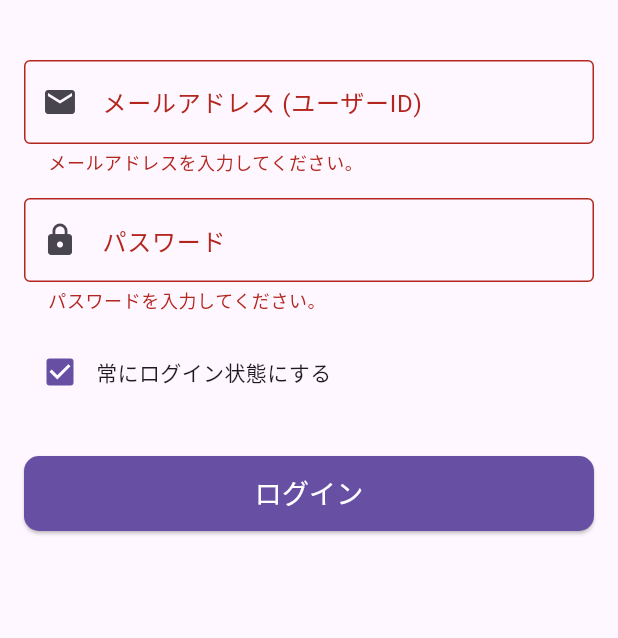
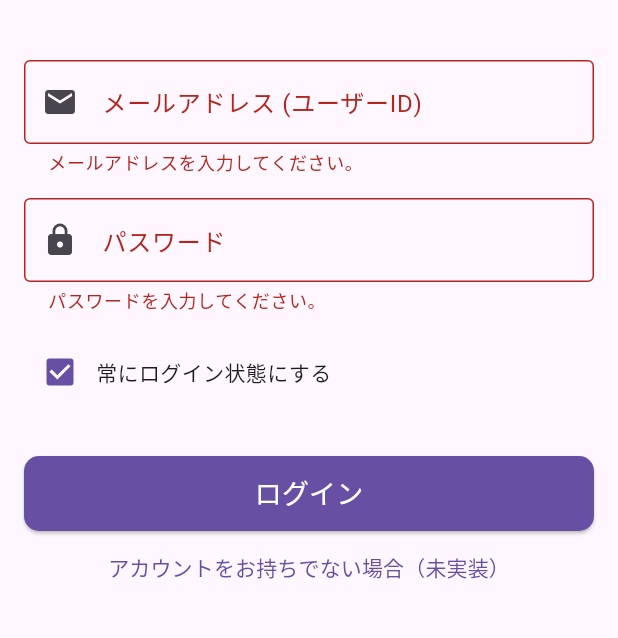
Before and after one commit to onpuuki/fujitake_app_new, a Flutter app: the screen it shows after launch, after a tap on "ログイン", on a phone screen of 412 x 824 dp, the part 159-797 px from its top. Run offline on Flutter 3.47's test engine with Material 3 defaults, Android fonts, the light colour scheme and no system bars; our stand-ins replace cloud_firestore, firebase_auth, firebase_core, firebase_storage, flutter_datetime_picker_plus, image_cropper and 2 more; accounts and stored records are empty.

Commit message:
単一ユーザでログイン成功

```diff
--- a/lib/main.dart
+++ b/lib/main.dart
@@ -29,36 +29,39 @@ void main() async {
 
     // ★重要★ FirebaseプロジェクトのAPIキー、App ID、Project IDをここに直接ハードコードしてください
     // Firebaseコンソールの「プロジェクトの設定」->「全般」タブで確認できます
-    const String firebaseApiKey = 'AIzaSyBgAG7G22KAdK-Ba0OdAJIo1VPH6fGI'; // あなたのAPIキー
-    const String firebaseAppId = '1:1072509148760:android:670e5b70d30f3674ca1db5'; // あなたのApp ID (Android)
+    const String firebaseApiKey = 'AIzaSyAbAg7G23kcAdX-Ba0odAJlo1iVlpH6fGI'; // あなたのAPIキー (google-services.jsonから確認)
+    const String firebaseAppId = '1:1072509148760:android:182d09a0b43612ef08342d'; // ★修正★ google-services.jsonのfujitake_app_newのmobilesdk_app_id
     const String firebaseMessagingSenderId = '1072509148760'; // あなたのMessaging Sender ID
     const String firebaseProjectId = 'fujitake-sumaho'; // あなたのProject ID
+    const String firebaseStorageBucket = 'fujitake-sumaho.appspot.com'; // あなたのStorage Bucket
 
 
     // Firebaseアプリを初期化
-    // FirebaseOptionsのすべての必須プロパティを明示的に指定し、DefaultFirebaseOptionsに依存しないようにする
+    // FirebaseOptionsのすべてのプロパティを、firebaseConfigから取得できる場合はそれを使用し、
+    // できない場合はハードコードした値またはnullを設定する
     await Firebase.initializeApp(
-      options: const FirebaseOptions( // const キーワードを追加してコンパイル時定数にする
-        apiKey: firebaseApiKey,
-        appId: firebaseAppId,
-        messagingSenderId: firebaseMessagingSenderId,
-        projectId: firebaseProjectId,
-        // 以下はnull許容型なので、明示的にnullを設定
-        authDomain: null, // Canvas環境ではnullで問題ないことが多い
-        databaseURL: null,
-        storageBucket: null,
-        measurementId: null,
+      options: FirebaseOptions(
+        apiKey: firebaseConfig['apiKey'] as String? ?? firebaseApiKey, // firebaseConfigから取得、なければハードコード
+        appId: firebaseConfig['appId'] as String? ?? firebaseAppId,   // firebaseConfigから取得、なければハードコード
+        messagingSenderId: firebaseConfig['messagingSenderId'] as String? ?? firebaseMessagingSenderId, // firebaseConfigから取得、なければハードコード
+        projectId: firebaseConfig['projectId'] as String? ?? firebaseProjectId, // firebaseConfigから取得、なければハードコード
+        authDomain: firebaseConfig['authDomain'] as String?,
+        databaseURL: firebaseConfig['databaseURL'] as String?,
+        storageBucket: firebaseConfig['storageBucket'] as String? ?? firebaseStorageBucket, // ★修正★ Storage Bucketをハードコード
+        measurementId: firebaseConfig['measurementId'] as String?,
       ),
     );
     print('Firebase initialized successfully.');
 
     // ログイン状態の永続化設定を読み込み、Firebase Authenticationに適用
-    final prefs = await SharedPreferences.getInstance();
-    final bool rememberMe = prefs.getBool('rememberMe') ?? true; // デフォルトはtrue
-    await FirebaseAuth.instance.setPersistence(
-      rememberMe ? Persistence.LOCAL : Persistence.SESSION, // NONEはセッション永続化なし
-    );
-    print('Firebase Authentication persistence set to: ${rememberMe ? "LOCAL" : "SESSION"}');
+    // ★setPersistence() はウェブプラットフォームのみでサポートされているため、ネイティブアプリでは削除します。
+    // ネイティブアプリではFirebase Authenticationがデフォルトで認証状態を永続化します。
+    // final prefs = await SharedPreferences.getInstance();
+    // final bool rememberMe = prefs.getBool('rememberMe') ?? true; // デフォルトはtrue
+    // await FirebaseAuth.instance.setPersistence(
+    //   rememberMe ? Persistence.LOCAL : Persistence.SESSION,
+    // );
+    // print('Firebase Authentication persistence set to: ${rememberMe ? "LOCAL" : "SESSION"}');
 
 
     // FirestoreServiceのユーザーIDを初期化する
--- a/lib/screens/login_screen.dart
+++ b/lib/screens/login_screen.dart
@@ -19,6 +19,10 @@ class _LoginScreenState extends State<LoginScreen> {
   bool _isLoading = false;
   bool _rememberMe = true; // 「常にログイン状態にする」チェックボックスの状態
 
+  // SharedPreferencesのキー
+  static const String _rememberMeKey = 'rememberMe';
+  static const String _lastLoggedInUserIdKey = 'lastLoggedInUserId'; // 最後にログインしたユーザーIDを保存するキー
+
   @override
   void initState() {
     super.initState();
@@ -29,14 +33,14 @@ class _LoginScreenState extends State<LoginScreen> {
   Future<void> _loadRememberMe() async {
     final prefs = await SharedPreferences.getInstance();
     setState(() {
-      _rememberMe = prefs.getBool('rememberMe') ?? true; // デフォルトはtrue
+      _rememberMe = prefs.getBool(_rememberMeKey) ?? true; // デフォルトはtrue
     });
   }
 
   // 「常にログイン状態にする」設定を保存
   Future<void> _saveRememberMe(bool value) async {
     final prefs = await SharedPreferences.getInstance();
-    await prefs.setBool('rememberMe', value);
+    await prefs.setBool(_rememberMeKey, value);
   }
 
   // ログイン処理
@@ -47,15 +51,23 @@ class _LoginScreenState extends State<LoginScreen> {
       });
 
       try {
-        // ログイン状態の永続化設定
-        await FirebaseAuth.instance.setPersistence(
-          _rememberMe ? Persistence.LOCAL : Persistence.SESSION,
-        );
+        // ★修正★ setPersistence() はウェブプラットフォームのみでサポートされているため、ネイティブアプリでは削除します。
+        // ネイティブアプリではFirebase Authenticationがデフォルトで認証状態を永続化します。
+        // await FirebaseAuth.instance.setPersistence(
+        //   _rememberMe ? Persistence.LOCAL : Persistence.SESSION,
+        // );
 
-        await FirebaseAuth.instance.signInWithEmailAndPassword(
+        final UserCredential userCredential = await FirebaseAuth.instance.signInWithEmailAndPassword(
           email: _emailController.text.trim(),
           password: _passwordController.text.trim(),
         );
+
+        // ログイン成功時にユーザーIDをSharedPreferencesに保存
+        if (userCredential.user != null) {
+          final prefs = await SharedPreferences.getInstance();
+          await prefs.setString(_lastLoggedInUserIdKey, userCredential.user!.uid);
+          print('ログインしたユーザーIDをSharedPreferencesに保存しました: ${userCredential.user!.uid}');
+        }
 
         // ログイン成功
         ScaffoldMessenger.of(context).showSnackBar(
@@ -75,6 +87,8 @@ class _LoginScreenState extends State<LoginScreen> {
           message = 'パスワードが間違っています。';
         } else if (e.code == 'invalid-email') {
           message = 'メールアドレスの形式が正しくありません。';
+        } else if (e.code == 'too-many-requests') {
+          message = '連続したログイン試行によりブロックされています。しばらくしてからお試しください。';
         }
         ScaffoldMessenger.of(context).showSnackBar(
           SnackBar(content: Text(message)),
@@ -183,12 +197,16 @@ class _LoginScreenState extends State<LoginScreen> {
                       ),
                     ),
                     // 新規登録の誘導（今回はログイン機能のみのためコメントアウト）
-                    // TextButton(
-                    //   onPressed: () {
-                    //     // 新規登録画面への遷移ロジック
-                    //   },
-                    //   child: const Text('アカウントをお持ちでない場合'),
-                    // ),
+                    TextButton(
+                      onPressed: () {
+                        // ここに新規登録画面への遷移ロジックを追加できます。
+                        // 今回の要件には含まれていないため、必要であれば後で実装。
+                        ScaffoldMessenger.of(context).showSnackBar(
+                          const SnackBar(content: Text('新規登録機能はまだ実装されていません。')),
+                        );
+                      },
+                      child: const Text('アカウントをお持ちでない場合（未実装）'),
+                    ),
                   ],
                 ),
               ),
```
